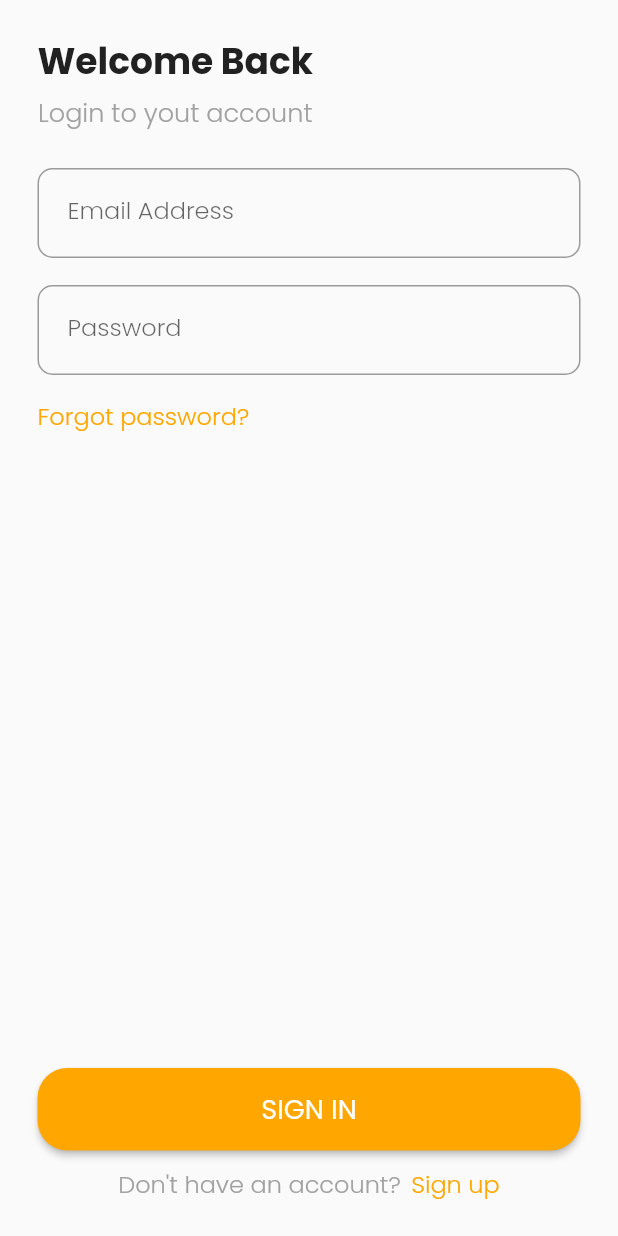
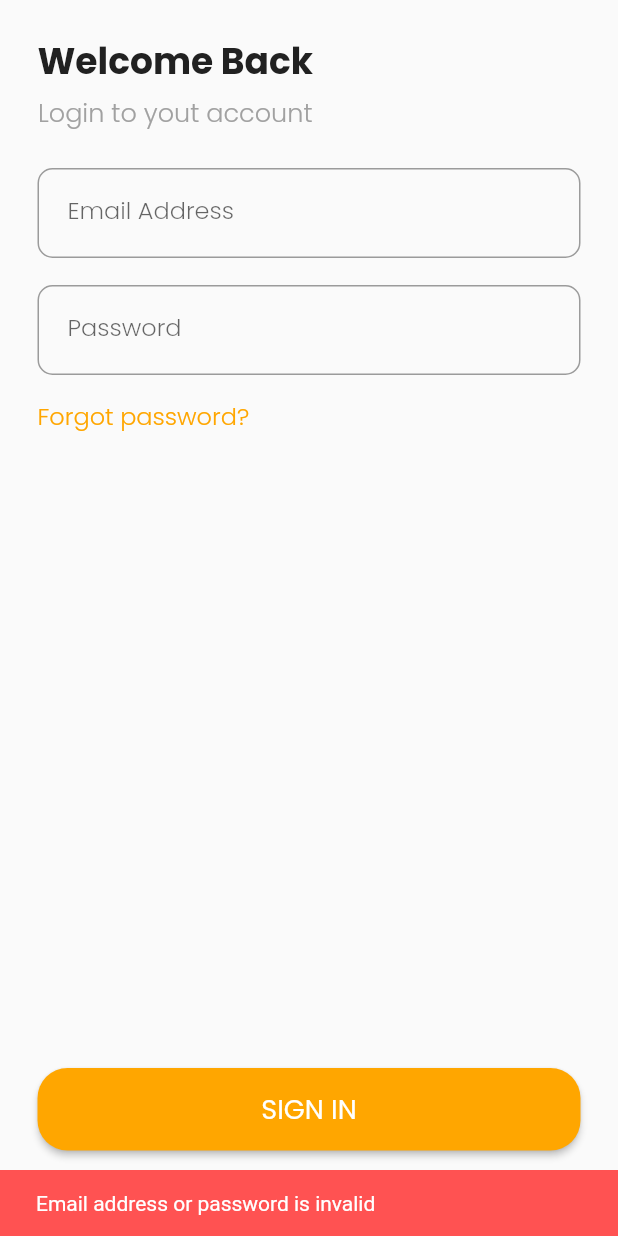
Before and after one commit to ouraan/ramene, a Flutter app: the Home screen opened directly with empty values, item 4 of the bottom bar chosen, after a tap on "LOG OUT", after a tap on "SIGN IN", on a phone screen of 412 x 824 dp. Run offline on Flutter 3.47's test engine with Material 2 defaults, Android fonts, the light colour scheme and no system bars; our stand-ins replace shared_preferences; accounts and stored records are empty; Roboto replaces fonts that are missing (Poppins-Regular).

Commit message:
Update parsing data

```diff
--- a/lib/main.dart
+++ b/lib/main.dart
@@ -38,7 +38,8 @@ class _MyAppState extends State<MyApp> {
     return MaterialApp(
       title: 'Flutter Demo',
       theme: themeData,
-      home: Home(setTheme: setTheme),
+      debugShowCheckedModeBanner: false,
+      home: Landing(),
     );
   }
 }
--- a/lib/screens/home.dart
+++ b/lib/screens/home.dart
@@ -8,7 +8,10 @@ import 'package:ramene/shared_pref.dart';
 
 class Home extends StatefulWidget {
   Function setTheme;
-  Home({Key? key, required this.setTheme}) : super(key: key);
+  final String name;
+
+  Home({Key? key, required this.setTheme, required this.name})
+      : super(key: key);
 
   @override
   State<Home> createState() => _HomeState();
@@ -16,7 +19,7 @@ class Home extends StatefulWidget {
 
 class _HomeState extends State<Home> {
   List pages = [
-    const ContainerHome(),
+    ContainerHome(),
     Chat(),
     Order(),
     Profile(),
@@ -36,18 +39,38 @@ class _HomeState extends State<Home> {
       appBar: AppBar(
         elevation: 0,
         backgroundColor: orangeAccent,
-        leading: GestureDetector(
+        actions: [
+          GestureDetector(
+            child: Icon(
+              Icons.person,
+              color: Colors.white,
+            ),
+            onTap: (){
+              final snackBar = SnackBar(
+                backgroundColor: orangeAccent,
+                content: Text(
+                  'Hi, ' + widget.name,
+                  style: TextStyle(
+                    color: Colors.white,
+                  ),
+                )
+              );
+              ScaffoldMessenger.of(context).showSnackBar(snackBar);
+            },
+          ),
+          GestureDetector(
             onTap: () {
               isDarkmode = !isDarkmode;
               widget.setTheme(isDarkmode);
             },
             child: Padding(
-            padding: const EdgeInsets.all(8.0),
+              padding: const EdgeInsets.symmetric(horizontal: 15.0),
               child: Icon(
                 Icons.light_mode,
               ),
             ),
           ),
+        ],
       ),
       bottomNavigationBar: BottomNavigationBar(
         onTap: onTap,
--- a/lib/screens/login.dart
+++ b/lib/screens/login.dart
@@ -3,8 +3,30 @@ import 'package:flutter/material.dart';
 import 'package:ramene/constants.dart';
 import 'package:ramene/screens/home.dart';
 import 'package:ramene/screens/register.dart';
+import 'package:ramene/shared_pref.dart';
 
-class Login extends StatelessWidget {
+class Login extends StatefulWidget {
+  @override
+  State<Login> createState() => _LoginState();
+}
+
+class _LoginState extends State<Login> {
+  final String email = "rizhaalfianita1412@gmail.com";
+  final String password = "kaito1412";
+  final String nama = "Rizha Alfianita";
+
+  TextEditingController controllerEmail = TextEditingController();
+  TextEditingController controllerPass = TextEditingController();
+
+  ThemeData themeData = ThemeData.light();
+
+  void setTheme(bool isDarkmode) {
+    setState(() {
+      themeData = (isDarkmode) ? ThemeData.dark() : ThemeData.light();
+      SharedPref.pref?.setBool('isDarkmode', isDarkmode);
+    });
+  }
+
   @override
   Widget build(BuildContext context) {
     return Scaffold(
@@ -37,7 +59,7 @@ class Login extends StatelessWidget {
             ),
             SizedBox(height: 25),
             TextField(
-              controller: null,
+              controller: controllerEmail,
               style: TextStyle(
                 fontFamily: 'Poppins Light',
                 fontSize: 16,
@@ -58,7 +80,7 @@ class Login extends StatelessWidget {
             ),
             SizedBox(height: 18),
             TextField(
-              controller: null,
+              controller: controllerPass,
               style: TextStyle(
                 fontFamily: 'Poppins Light',
                 fontSize: 16,
@@ -92,7 +114,24 @@ class Login extends StatelessWidget {
             Spacer(),
             ElevatedButton(
               onPressed: () {
-                // Navigator.of(context).pushReplacement(MaterialPageRoute(builder: (context)=>Home(),));
+                if (controllerEmail.text == email &&
+                    controllerPass.text == password) {
+                  Navigator.of(context).pushReplacement(MaterialPageRoute(
+                    builder: (context) => Home(setTheme: setTheme, name: nama),
+                  ));
+                } else {
+                  final snackBar = SnackBar(
+                    backgroundColor: Colors.redAccent,
+                    content: Text(
+                      'Email address or password is invalid',
+                      style: TextStyle(
+                        fontFamily: 'Poppins-Regular',
+                        color: Colors.white,
+                      ),
+                    ),
+                  );
+                  ScaffoldMessenger.of(context).showSnackBar(snackBar);
+                }
               },
               child: Text("SIGN IN",
                   style: TextStyle(
```
Also changed, not shown: lib/screens/landing.dart (+17 -11 lines), lib/screens/profile.dart (+16 -9 lines). Lines whose indentation alone changed are shown as unchanged.
